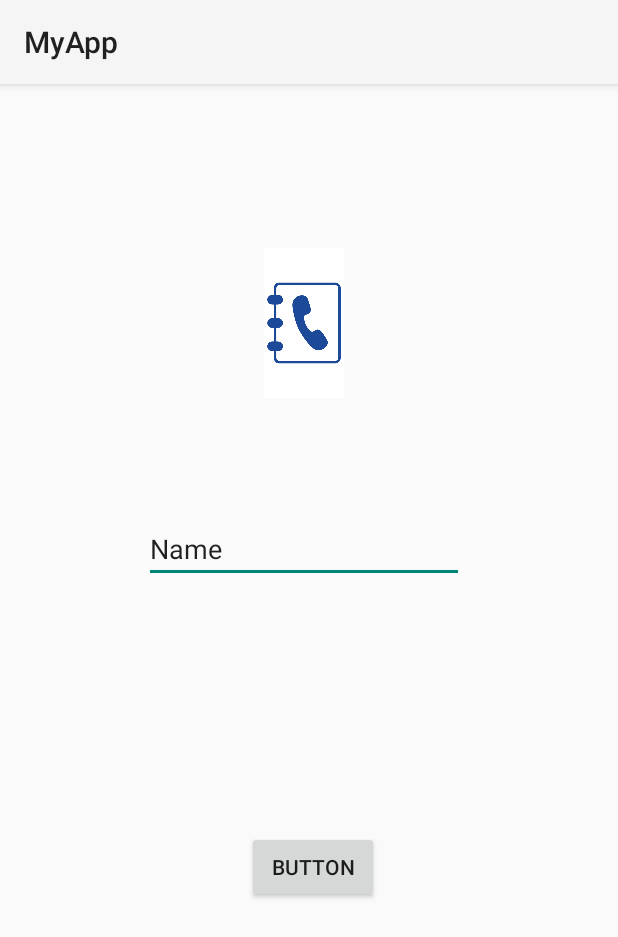
After one commit to alflsowlrl/myApp, an Android app: the UploadPost screen opened directly, with no data from a screen before it, on a phone screen of 412 x 824 dp. The commit adds this screen. Shown: the top 937 px of the screen. Run offline under Robolectric (Android 15) with nearby library versions, the phone set to English and light mode, and no system bars.

Commit message:
retrofit image upload

```diff
--- a/app/build.gradle
+++ b/app/build.gradle
@@ -37,5 +37,7 @@ dependencies {
     implementation "androidx.swiperefreshlayout:swiperefreshlayout:1.1.0"
     implementation 'com.kakao.sdk:usermgmt:1.16.0'
     implementation group: 'com.kakao.sdk', name: 'usermgmt', version: '1.27.0'
+    implementation 'com.google.code.gson:gson:2.8.5'
+    implementation 'com.squareup.retrofit2:converter-gson:2.4.0'
 
 }
--- a/app/src/main/java/com/example/myapp/MainActivity.java
+++ b/app/src/main/java/com/example/myapp/MainActivity.java
@@ -79,6 +79,7 @@ public class MainActivity extends AppCompatActivity{
 
 
         PreferenceManager.setString(this, "user_id", String.valueOf(id));
+        PreferenceManager.setString(this, "group_name", "abs");
         initViewPager(); // 뷰페이저와 어댑터 장착
     }
 
--- a/app/src/main/java/com/example/myapp/MediaStoreAdapter.java
+++ b/app/src/main/java/com/example/myapp/MediaStoreAdapter.java
@@ -17,12 +17,15 @@ import androidx.recyclerview.widget.RecyclerView;
 import com.bumptech.glide.Glide;
 
 import java.io.File;
+import java.util.ArrayList;
 
 public class MediaStoreAdapter extends RecyclerView.Adapter<MediaStoreAdapter.ViewHolder> {
 
     private Cursor mMediaStoreCursor;
     private final Activity mActivity;
     private OnClickThumbListener mOnClickThumbListener;
+    ArrayList<String> file_name_list;
+    private final String server_url = "http://192.249.19.244:1880";
 
     public interface OnClickThumbListener {
         void OnClickImage(Uri imageUri);
@@ -43,10 +46,11 @@ public class MediaStoreAdapter extends RecyclerView.Adapter<MediaStoreAdapter.Vi
     @Override
     public void onBindViewHolder(ViewHolder holder, int position) {
         Glide.with(mActivity)
-                .load(getUriFromMediaStore(position))
+                .load(server_url + "/download/" + file_name_list.get(position))
                 .centerCrop()
                 .override(96, 96)
                 .into(holder.getImageView());
+
     }
 
     @Override
--- /dev/null
+++ b/app/src/main/java/com/example/myapp/UploadService.java
@@ -0,0 +1,22 @@
+package com.example.myapp;
+
+import okhttp3.MultipartBody;
+import okhttp3.RequestBody;
+import okhttp3.ResponseBody;
+import retrofit2.Call;
+import retrofit2.http.GET;
+import retrofit2.http.Multipart;
+import retrofit2.http.POST;
+import retrofit2.http.Part;
+import retrofit2.http.Path;
+import retrofit2.http.Streaming;
+
+public interface UploadService {
+    @Multipart
+    @POST("/api/upload")
+    Call<FileNameBody> postImage(@Part("text") String text, @Part("user_id") String id, @Part("group_name") String group_name, @Part MultipartBody.Part image);
+
+    @Multipart
+    @POST("/api/nameBook")
+    Call<ResponseBody> addFileName(@Part("group_name") String group, @Part("file_name") String file);
+}
--- /dev/null
+++ b/app/src/main/res/layout/activity_upload_post.xml
@@ -0,0 +1,54 @@
+<?xml version="1.0" encoding="utf-8"?>
+<androidx.constraintlayout.widget.ConstraintLayout xmlns:android="http://schemas.android.com/apk/res/android"
+    xmlns:app="http://schemas.android.com/apk/res-auto"
+    xmlns:tools="http://schemas.android.com/tools"
+    android:layout_width="match_parent"
+    android:layout_height="match_parent"
+    tools:context=".UploadPost">
+
+    <ImageView
+        android:id="@+id/uploadPostImageView"
+        android:layout_width="100dp"
+        android:layout_height="100dp"
+        android:layout_marginStart="138dp"
+        android:layout_marginLeft="138dp"
+        android:layout_marginTop="109dp"
+        android:layout_marginEnd="145dp"
+        android:layout_marginRight="145dp"
+        app:layout_constraintEnd_toEndOf="parent"
+        app:layout_constraintStart_toStartOf="parent"
+        app:layout_constraintTop_toTopOf="parent"
+        tools:src="@tools:sample/avatars" />
+
+    <EditText
+        android:id="@+id/uploadPostEditText"
+        android:layout_width="wrap_content"
+        android:layout_height="wrap_content"
+        android:layout_marginStart="97dp"
+        android:layout_marginLeft="97dp"
+        android:layout_marginTop="78dp"
+        android:layout_marginEnd="104dp"
+        android:layout_marginRight="104dp"
+        android:ems="10"
+        android:inputType="textPersonName"
+        android:text="Name"
+        app:layout_constraintEnd_toEndOf="parent"
+        app:layout_constraintStart_toStartOf="parent"
+        app:layout_constraintTop_toBottomOf="@+id/uploadPostImageView" />
+
+    <Button
+        android:id="@+id/uploadPostBtn"
+        android:layout_width="wrap_content"
+        android:layout_height="wrap_content"
+        android:layout_marginStart="164dp"
+        android:layout_marginLeft="164dp"
+        android:layout_marginTop="120dp"
+        android:layout_marginEnd="159dp"
+        android:layout_marginRight="159dp"
+        android:layout_marginBottom="177dp"
+        android:text="Button"
+        app:layout_constraintBottom_toBottomOf="parent"
+        app:layout_constraintEnd_toEndOf="parent"
+        app:layout_constraintStart_toStartOf="parent"
+        app:layout_constraintTop_toBottomOf="@+id/uploadPostEditText" />
+</androidx.constraintlayout.widget.ConstraintLayout>
```
Also changed, not shown: app/src/main/AndroidManifest.xml (+8 -8 lines), app/src/main/java/com/example/myapp/FileNameBody.java (added, +8 -0 lines), app/src/main/java/com/example/myapp/GalleryTab.java (+43 -2 lines), app/src/main/java/com/example/myapp/HttpRequestHelper.java (+21 -0 lines), app/src/main/java/com/example/myapp/UploadPost.java (added, +188 -0 lines).
